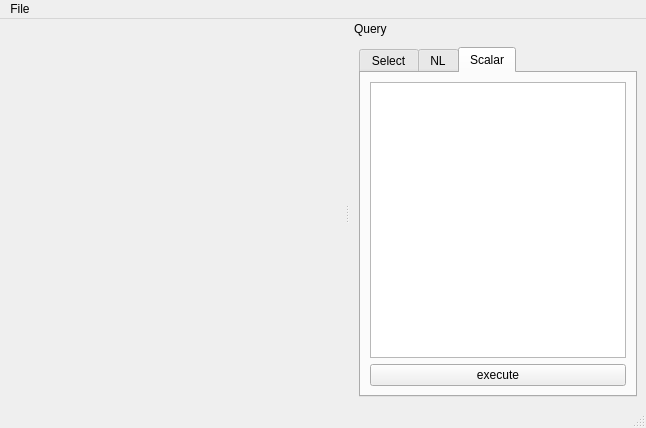
Qt form threedont/gui/main_layout.ui (mcodiglione/3dont) before a commit.
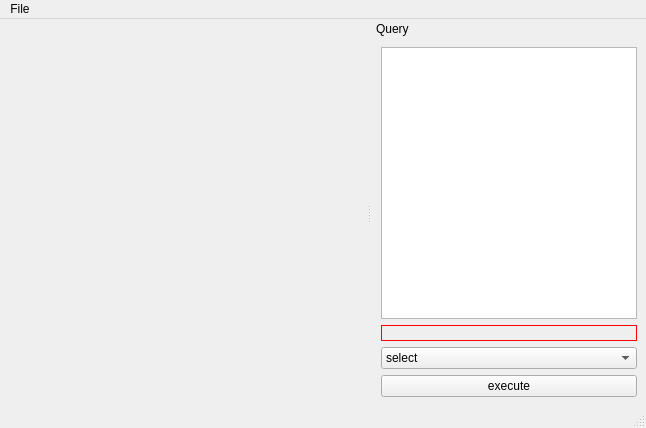
The same form after that commit. The open tabs and pages were chosen to show the change.

Commit message: Change query layout, better error handling in the ui

```diff
--- a/threedont/gui/main_layout.ui
+++ b/threedont/gui/main_layout.ui
@@ -33,7 +33,7 @@
      <x>0</x>
      <y>0</y>
      <width>646</width>
-     <height>27</height>
+     <height>33</height>
     </rect>
    </property>
    <property name="defaultUp">
@@ -85,142 +85,51 @@
     </property>
     <layout class="QVBoxLayout" name="verticalLayout">
      <item>
-      <widget class="QTabWidget" name="tabWidget">
-       <property name="sizePolicy">
-        <sizepolicy hsizetype="Expanding" vsizetype="Preferred">
-         <horstretch>1</horstretch>
-         <verstretch>1</verstretch>
-        </sizepolicy>
+      <widget class="QTextEdit" name="queryTextBox"/>
+     </item>
+     <item>
+      <widget class="QLabel" name="errorLabel">
+       <property name="enabled">
+        <bool>true</bool>
        </property>
-       <property name="baseSize">
-        <size>
-         <width>0</width>
-         <height>5</height>
-        </size>
-       </property>
        <property name="styleSheet">
-        <string notr="true"/>
+        <string notr="true">border: 1px solid red;</string>
        </property>
-       <property name="currentIndex">
-        <number>0</number>
+       <property name="text">
+        <string/>
        </property>
-       <property name="documentMode">
-        <bool>false</bool>
+       <property name="wordWrap">
+        <bool>true</bool>
        </property>
-       <widget class="QWidget" name="tab">
-        <property name="sizePolicy">
-         <sizepolicy hsizetype="Expanding" vsizetype="Preferred">
-          <horstretch>1</horstretch>
-          <verstretch>0</verstretch>
-         </sizepolicy>
-        </property>
-        <attribute name="title">
-         <string>Select</string>
-        </attribute>
-        <layout class="QVBoxLayout" name="verticalLayout_2">
-         <item>
-          <widget class="QTextEdit" name="selectQueryTextBox">
-           <property name="sizePolicy">
-            <sizepolicy hsizetype="Expanding" vsizetype="Preferred">
-             <horstretch>1</horstretch>
-             <verstretch>0</verstretch>
-            </sizepolicy>
-           </property>
+       <property name="textInteractionFlags">
+        <set>Qt::TextInteractionFlag::LinksAccessibleByMouse|Qt::TextInteractionFlag::TextSelectableByKeyboard|Qt::TextInteractionFlag::TextSelectableByMouse</set>
+       </property>
           </widget>
          </item>
          <item>
-          <widget class="QPushButton" name="executeSelectQueryButton">
-           <property name="sizePolicy">
-            <sizepolicy hsizetype="Ignored" vsizetype="Fixed">
-             <horstretch>1</horstretch>
-             <verstretch>0</verstretch>
-            </sizepolicy>
-           </property>
+      <widget class="QComboBox" name="queryType">
+       <item>
            <property name="text">
-            <string>execute</string>
-           </property>
-          </widget>
-         </item>
-        </layout>
-       </widget>
-       <widget class="QWidget" name="tab_2">
-        <property name="sizePolicy">
-         <sizepolicy hsizetype="Expanding" vsizetype="Preferred">
-          <horstretch>1</horstretch>
-          <verstretch>0</verstretch>
-         </sizepolicy>
-        </property>
-        <attribute name="title">
-         <string>NL</string>
-        </attribute>
-        <layout class="QVBoxLayout" name="verticalLayout_4">
+         <string>select</string>
+        </property>
+       </item>
          <item>
-          <widget class="QTextEdit" name="NLQueryTextBox">
-           <property name="sizePolicy">
-            <sizepolicy hsizetype="Expanding" vsizetype="Preferred">
-             <horstretch>1</horstretch>
-             <verstretch>0</verstretch>
-            </sizepolicy>
-           </property>
-          </widget>
+        <property name="text">
+         <string>scalar</string>
+        </property>
          </item>
          <item>
-          <widget class="QPushButton" name="executeNLQueryButton">
-           <property name="sizePolicy">
-            <sizepolicy hsizetype="Ignored" vsizetype="Fixed">
-             <horstretch>1</horstretch>
-             <verstretch>0</verstretch>
-            </sizepolicy>
-           </property>
            <property name="text">
-            <string>execute</string>
-           </property>
-          </widget>
-         </item>
-        </layout>
-       </widget>
-       <widget class="QWidget" name="tab_3">
-        <property name="sizePolicy">
-         <sizepolicy hsizetype="Expanding" vsizetype="Preferred">
-          <horstretch>1</horstretch>
-          <verstretch>0</verstretch>
-         </sizepolicy>
-        </property>
-        <property name="styleSheet">
-         <string notr="true"/>
-        </property>
-        <attribute name="title">
-         <string>Scalar</string>
-        </attribute>
-        <layout class="QVBoxLayout" name="verticalLayout_3">
-         <item>
-          <widget class="QTextEdit" name="scalarQueryTextBox">
-           <property name="sizePolicy">
-            <sizepolicy hsizetype="Expanding" vsizetype="Preferred">
-             <horstretch>1</horstretch>
-             <verstretch>0</verstretch>
-            </sizepolicy>
-           </property>
-           <property name="styleSheet">
-            <string notr="true"/>
-           </property>
-          </widget>
+         <string>natural language</string>
+        </property>
+       </item>
+      </widget>
          </item>
          <item>
-          <widget class="QPushButton" name="executeScalarQueryButton">
-           <property name="sizePolicy">
-            <sizepolicy hsizetype="Ignored" vsizetype="Fixed">
-             <horstretch>1</horstretch>
-             <verstretch>0</verstretch>
-            </sizepolicy>
-           </property>
+      <widget class="QPushButton" name="executeQueryButton">
            <property name="text">
             <string>execute</string>
            </property>
-          </widget>
-         </item>
-        </layout>
-       </widget>
       </widget>
      </item>
     </layout>
```
Lines whose indentation alone changed are shown as unchanged. The commit also changes 5 other files.
